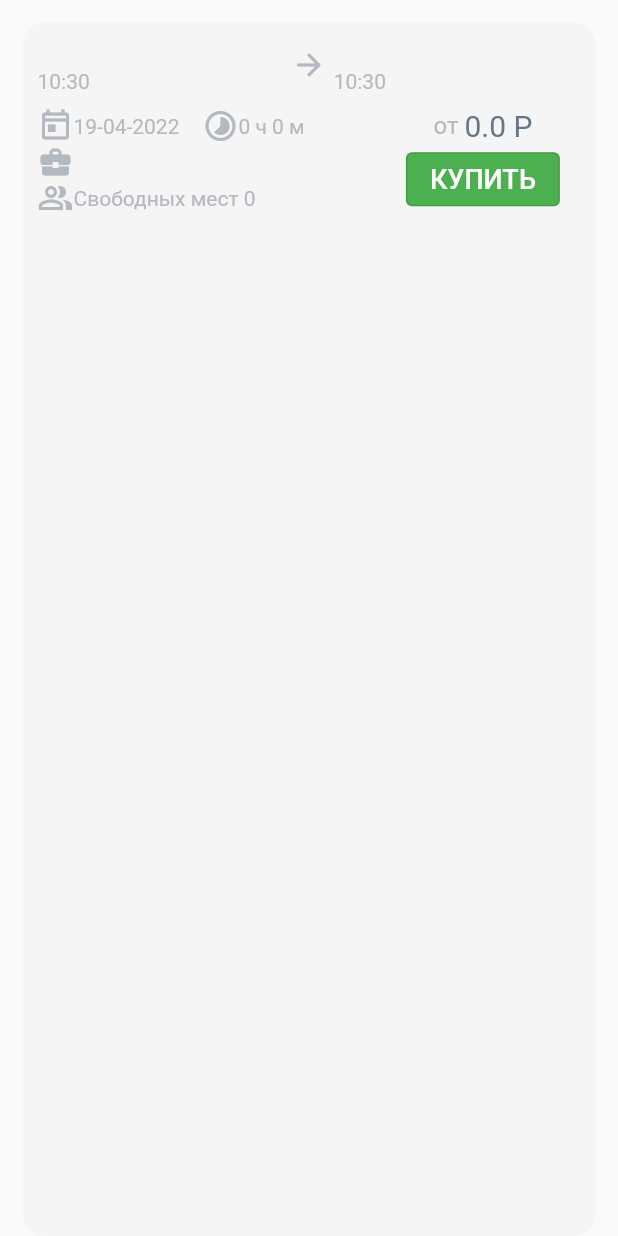
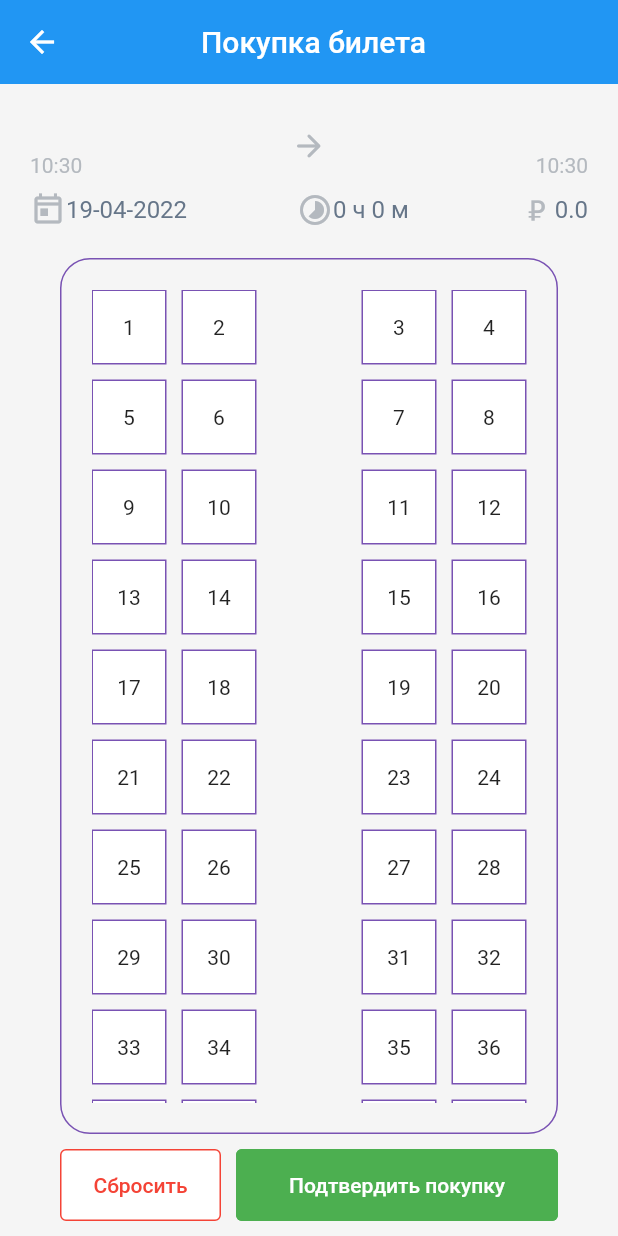
Before and after one commit to vehicle-aggregator/aggregator-mobile, a Flutter app: the ItineraryItem widget shown alone on an empty page, opened directly with empty values, after a tap on "КУПИТЬ", on a phone screen of 412 x 824 dp. Run offline on Flutter 3.47's test engine with Material 2 defaults, Android fonts, the phone set to English and light mode, and no system bars; our stand-ins replace dio, flutter_datetime_picker, flutter_svg, outline_material_icons, persistent_bottom_nav_bar, shared_preferences; missing offline and left inert: dio_flutter_transformer, numeric_keyboard; accounts and stored records are empty; network calls fail.

Commit message:
Mock up booking process

```diff
--- /dev/null
+++ b/lib/models/bus.dart
@@ -0,0 +1,18 @@
+class Bus {
+  List<Line> lines;
+
+  Bus(this.lines);
+}
+
+class Line {
+  List<Place> places;
+
+  Line({this.places});
+}
+
+class Place {
+  int number;
+  String status;
+
+  Place({this.number, this.status});
+}
--- a/lib/models/itinerary.dart
+++ b/lib/models/itinerary.dart
@@ -2,6 +2,7 @@ import 'dart:math';
 
 class Itinerary{
 
+  int id;
   DateTime start;
   DateTime finish;
   DateTime date;
@@ -12,7 +13,7 @@ class Itinerary{
   int quantity;
   int vacantQuantity;
 
-  Itinerary({this.start, this.finish, this.date, this.from, this.price, this.quantity, this.to, this.transporter, this.vacantQuantity});
+  Itinerary({this.id, this.start, this.finish, this.date, this.from, this.price, this.quantity, this.to, this.transporter, this.vacantQuantity});
 
   Itinerary.test(){
     int randomNumber = Random().nextInt(3) + 1;
@@ -69,6 +70,7 @@ class Itinerary{
 
   Itinerary.fromJson(Map<String, dynamic> json){
     print(json);
+    this.id = json['ID'];
     this.from = json['PlaceFrom'];
     this.to = json['PlaceTo'];
     this.transporter = json['CompanyName'];
--- /dev/null
+++ b/lib/pages/private/booking.dart
@@ -0,0 +1,269 @@
+import 'dart:math';
+
+import 'package:aggregator_mobile/components/dialogs/booking_confirm_dialog.dart';
+import 'package:aggregator_mobile/models/bus.dart';
+import 'package:aggregator_mobile/models/itinerary.dart';
+import 'package:flutter/cupertino.dart';
+import 'package:flutter/material.dart';
+import 'package:intl/intl.dart';
+import 'package:persistent_bottom_nav_bar/persistent-tab-view.dart';
+
+import '../../routes.dart';
+import 'itinerary_list.dart';
+
+const Map<String,Color> placesColors = const {
+  'vacant': Colors.white,
+  'engaged': Colors.grey,
+  'me': Colors.green
+};
+
+class BookingScreen extends StatefulWidget{
+  final Itinerary trip;
+
+  const BookingScreen(this.trip);
+
+  @override
+  State<StatefulWidget> createState() => BookingState(trip);
+}
+
+class BookingState extends State<BookingScreen>{
+  final Itinerary trip;
+  Bus bus = Bus([]);
+  int order = 0;
+
+  BookingState(this.trip);
+
+  @override
+  void initState() {
+
+    order = 0;
+    for (int i = 1; i <= 12; i++){
+      Line line = Line(places: []);
+      for (int j = 1; j <= (i==12 ? 5 : 4); j++){
+        order++;
+        var r = Random().nextInt(10) + order-5;
+        Place place = Place(number: order, status: order >= r ? 'vacant' : 'engaged');
+        line.places.add(place);
+      }
+      bus.lines.add(line);
+    }
+    super.initState();
+  }
+
+  String getTime(DateTime date){
+    return (DateFormat('HH:mm').format(date));
+  }
+
+  String getDuration(int minutes){
+    return '${minutes ~/ 60} ч ${minutes % 60} м';
+  }
+
+  @override
+  Widget build(BuildContext context) {
+    return Scaffold(
+      backgroundColor: Color(0xFFF5F5F5),
+        appBar: AppBar(
+            titleSpacing: 0.0,
+            title: Container(
+              alignment: Alignment.center,
+              margin: EdgeInsets.only(right: 50),
+              child: Text('Покупка билета'),
+            ),
+            iconTheme: IconThemeData(color: Colors.white)
+        ),
+      body: Column(
+        children: [
+          Container(
+            margin: EdgeInsets.only(left: 20, right: 20, top: 20, bottom: 10),
+            child: Column(
+              children: [
+                Row(
+                  mainAxisAlignment: MainAxisAlignment.spaceBetween,
+                  children: [
+                    Expanded(
+                      flex: 5,
+                      child:Container(
+                        //decoration: BoxDecoration(border: Border.all(color: Colors.black)),
+                        child: Column(
+                          crossAxisAlignment: CrossAxisAlignment.start,
+                          children: [
+                            Text(trip.from, style: TextStyle(color: Color(0xFF667689), fontSize: 22),),
+                            Text(getTime(trip.start), style: TextStyle(color: Color(0xFFB4B9BF)),)
+                          ],
+                        ),
+                      ),
+                    ),
+                    Expanded(
+                      flex: 1,
+                      child: Container(
+                        //decoration: BoxDecoration(border: Border.all(color: Colors.black)),
+                          child: Icon(Icons.arrow_forward_rounded, color: Color(0xFFB4B9BF),)),
+                    ),
+                    Expanded(
+                        flex: 5,
+                        child: Container(
+                          //decoration: BoxDecoration(border: Border.all(color: Colors.black)),
+                          child: Column(
+                            crossAxisAlignment: CrossAxisAlignment.end,
+                            children: [
+                              Text(trip.to, style: TextStyle(color: Color(0xFF667689), fontSize: 22),),
+                              Text(getTime(trip.finish), style: TextStyle(color: Color(0xFFB4B9BF)),)
+                            ],
+                          ),
+                        )
+                    )
+
+                  ],
+                ),
+                SizedBox(height: 10),
+                Row(
+                  mainAxisAlignment: MainAxisAlignment.spaceBetween,
+                  children: [
+                    Container(
+                      child: Row(
+                        children: [
+                          Icon(Icons.today_outlined, color: Color(0xFFB4B9BF)),
+                          Text(DateFormat("dd-MM-yyyy").format(trip.date), style: TextStyle(color: Color(0xFF667689), fontSize: 16),),
+                        ],
+                      ),
+                    ),
+                    Container(
+                      child: Row(
+                        children: [
+                          Icon(Icons.timelapse, color: Color(0xFFB4B9BF)),
+                          Text(getDuration(trip.start.difference(trip.finish).inMinutes.abs()), style: TextStyle(color: Color(0xFF667689), fontSize: 16)),
+                        ],
+                      ),
+                    ),
+                    Container(
+                      child: Row(
+                        children: [
+                          Icon(CupertinoIcons.money_rubl, color: Color(0xFFB4B9BF)),
+                          Text(trip.price.toString(), style: TextStyle(color: Color(0xFF667689), fontSize: 16)),
+                        ],
+                      ),
+                    )
+                  ],
+                )
+              ],
+            ),
+          ),
+          Expanded(
+            child: Container(
+              decoration: BoxDecoration(
+                border: Border.all(color: Theme.of(context).primaryColor),
+                borderRadius: BorderRadius.circular(20)
+              ),
+              margin: EdgeInsets.symmetric(horizontal: 40, vertical: 10),
+              padding: EdgeInsets.all(20),
+              child: Builder(
+                builder: (BuildContext context){
+                  List<Widget> children = [];
+
+                  bus.lines.forEach((line) {
+                    line.places.forEach((place) {
+                      children.add(
+                        Container(
+                          decoration: BoxDecoration(
+                              border: Border.all(color: Theme.of(context).primaryColor),
+                              color: placesColors[place.status]
+                          ),
+                          child: InkWell(
+                            onTap: place.status == 'engaged' ? null : () {
+                              setState(() {
+                                place.status = place.status == 'vacant' ? 'me' : 'vacant';
+                              });
+                            },
+                            child: Center(child: Text(place.number.toString())),
+                          ),
+                        )
+                      );
+                      if (place.number % 4 == 2 && place.number < order - 5)
+                        children.add(Container(color: Color(0xFFF5F5F5)));
+                    });
+                  });
+
+
+                  return GridView.count(
+                    crossAxisCount: 5,
+                    mainAxisSpacing: 10,
+                    crossAxisSpacing: 10,
+                    children: children
+                  );
+                },
+              ),
+            ),
+          ),
+          Container(
+            padding: EdgeInsets.only(left: 40, right: 40, bottom: 10),
+            child: Row(
+              mainAxisAlignment: MainAxisAlignment.spaceBetween,
+              children: [
+                Expanded(
+                  flex: 1,
+                  child: Container(
+                    height: 48,
+                    child: OutlinedButton(
+                      onPressed: () {
+                        setState(() {
+                          bus.lines.forEach((line) {
+                            line.places.forEach((place) {
+                              if (place.status == 'me')
+                                place.status = 'vacant';
+                            });
+                          });
+                        });
+                      },
+                      child: Text('Сбросить', style: TextStyle(color: Colors.red),),
+                      style: OutlinedButton.styleFrom(
+                        backgroundColor: Colors.white,
+                        side: BorderSide(color: Colors.red),
+                      ),
+                    ),
+                  ),
+                ),
+                SizedBox(width: 10,),
+                Expanded(
+                  flex: 2,
+                  child: Container(
+                    height: 48,
+                    child: OutlinedButton(
+                      onPressed: () async {
+
+                        List<Place> places = [];
+                        bus.lines.forEach((line) {
+                          line.places.forEach((place) {
+                            if (place.status == 'me')
+                              places.add(place);
+                          });
+                        });
+
+                        var result = await showDialog(
+                          context: context,
+                          builder: (builderContext) => BookingConfirmDialog(
+                              itinerary: trip,
+                              places: places
+                          )
+                        );
+
+                        if (result == true){
+                          await Navigator.of(context).pushNamedAndRemoveUntil(Routes.home, (route) => false);
+                        }
+                      },
+                      child: Text('Подтвердить покупку', style: TextStyle(color: Colors.white, ),),
+                      style: OutlinedButton.styleFrom(
+                        backgroundColor: Colors.green,
+                        side: BorderSide(color: Colors.green),
+                      ),
+                    ),
+                  ),
+                )
+              ],
+            ),
+          )
+        ],
+      ) ,
+    );
+  }
+
+}
--- a/lib/pages/private/itinerary_list.dart
+++ b/lib/pages/private/itinerary_list.dart
@@ -6,6 +6,9 @@ import 'package:aggregator_mobile/widgets/date_picker_widget.dart';
 import 'package:flutter/cupertino.dart';
 import 'package:flutter/material.dart';
 import 'package:intl/intl.dart';
+import 'package:persistent_bottom_nav_bar/persistent-tab-view.dart';
+
+import 'booking.dart';
 
 class ItineraryListScreen extends StatefulWidget{
   @override
@@ -343,7 +346,7 @@ class ItineraryItem extends StatelessWidget{
                     child: Container(
                       //decoration: BoxDecoration(border: Border.all(color: Colors.black)),
                       child: Column(
-                        crossAxisAlignment: CrossAxisAlignment.start,
+                        crossAxisAlignment: CrossAxisAlignment.end,
                         children: [
                           Text(item.to, style: TextStyle(color: Color(0xFF667689), fontSize: 18),),
                           Text(getTime(item.finish), style: TextStyle(color: Color(0xFFB4B9BF)),)
@@ -416,13 +419,20 @@ class ItineraryItem extends StatelessWidget{
                       Row(
                         mainAxisAlignment: MainAxisAlignment.center,
                         children: [
-                          Text('от ', style: TextStyle(color: Color(0xFFB4B9BF), fontSize: 16),),
-                          Text(item.price.toString() + ' Р', style: TextStyle(color: Color(0xFF667689), fontSize: 20),)
+                          Icon(CupertinoIcons.money_rubl, color: Color(0xFFB4B9BF)),
+                          Text(item.price.toString(), style: TextStyle(color: Color(0xFF667689), fontSize: 20),)
                         ],
                       ),
                       Container(
+                        width: double.infinity,
+                        height: 40,
                         child: OutlinedButton(
-                          onPressed: () => print(123),
+                          onPressed: () => pushNewScreen(
+                            context,
+                            screen: BookingScreen(item),
+                            withNavBar: false,
+                            pageTransitionAnimation: PageTransitionAnimation.cupertino,
+                          ),
                           child: Text('КУПИТЬ', style: TextStyle(color: Colors.white, fontSize: 18),),
                           style: OutlinedButton.styleFrom(
                             backgroundColor: Colors.green
@@ -431,6 +441,7 @@ class ItineraryItem extends StatelessWidget{
                       )
                     ],
                   ),
+
                 )
               ],
             ),
@@ -441,12 +452,10 @@ class ItineraryItem extends StatelessWidget{
   }
 
   String getTime(DateTime date){
-    print('CHEEEEEECK ${date}');
     return (DateFormat('HH:mm').format(date));
   }
 
   String getDuration(int minutes){
-    print('CHEEEEEECK222222 ${minutes}');
     return '${minutes ~/ 60} ч ${minutes % 60} м';
   }
 }
```
Also changed, not shown: lib/components/dialogs/booking_confirm_dialog.dart (added, +240 -0 lines).
